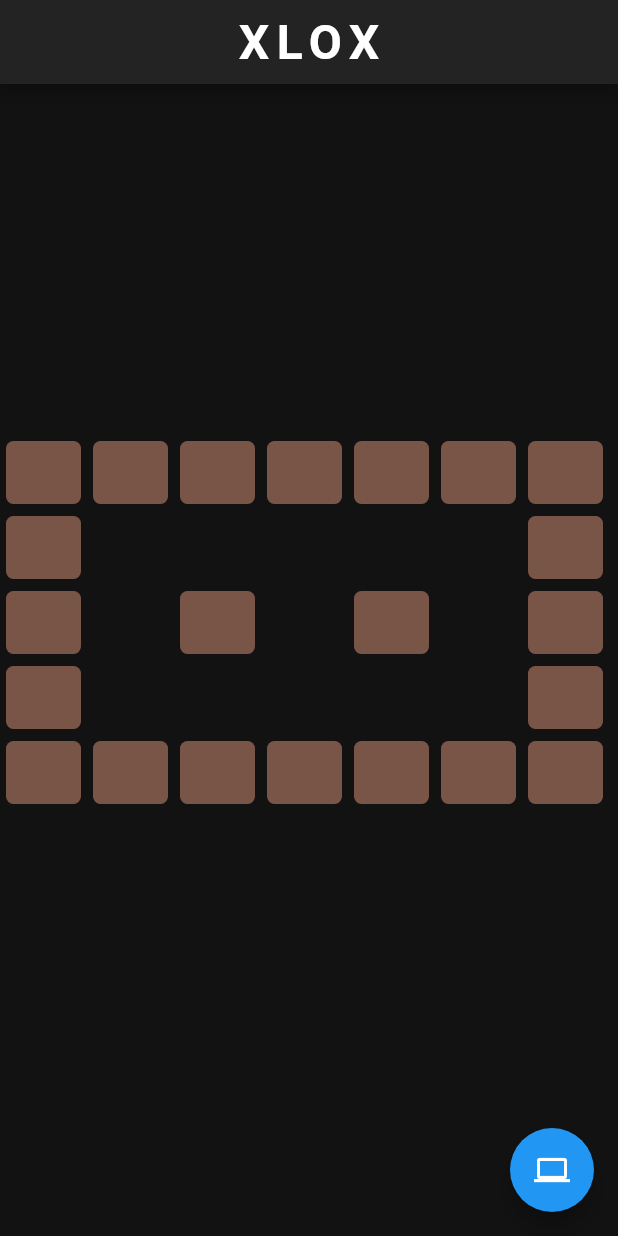
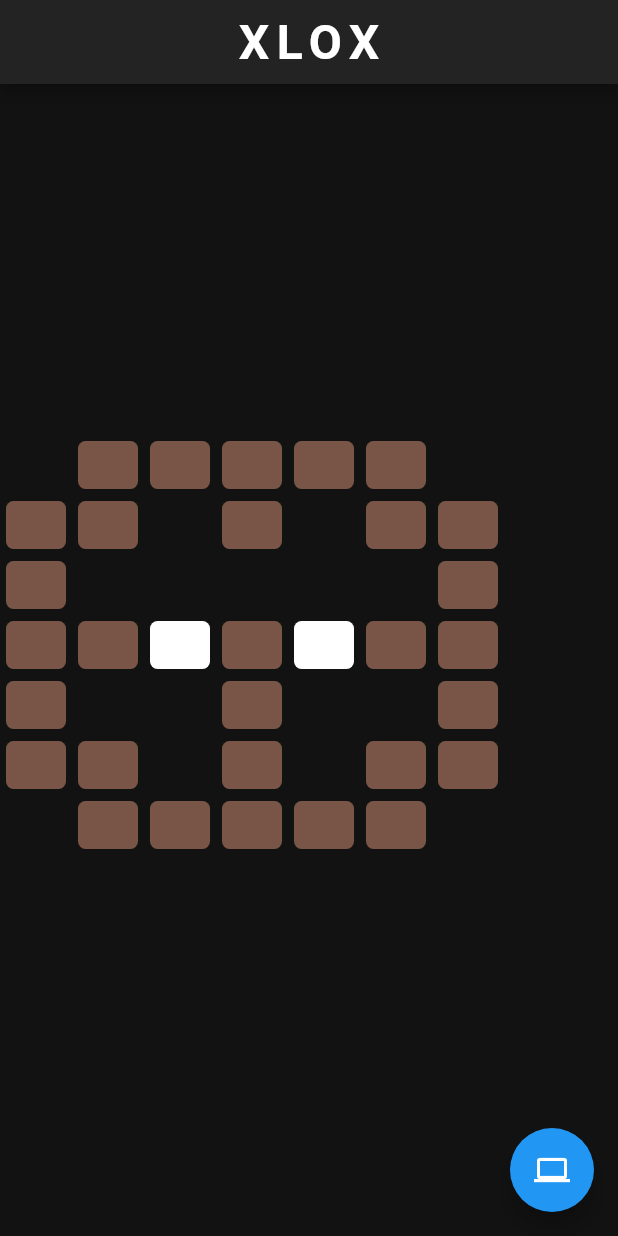
Before and after one commit to abd-Mohsen/XLOX, a Flutter app: the screen it shows after launch, after a tap on the "computer" icon, on a phone screen of 412 x 824 dp. Run offline on Flutter 3.47's test engine with Material 2 defaults, Android fonts, the light colour scheme and no system bars; our stand-ins replace get; missing offline and left inert: stack; statements that could not run were skipped.

Commit message:
implemented dfs

```diff
--- a/lib/board.dart
+++ b/lib/board.dart
@@ -100,11 +100,11 @@ class Board {
 
   @override
   int get hashCode {
-    int hash = cells.length;
+    int hash = cells.length * cells[0].length;
 
-    for (var row in cells) {
-      for (var cell in row) {
-        hash = hash * 31 + cell.hashCode;
+    for (int i = 0; i < cells.length; i++) {
+      for (int j = 0; j < cells[i].length; j++) {
+        hash = hash * 17 + cells[i][j].hashCode * 31 + i * 13 + j;
       }
     }
     return hash;
--- a/lib/home_controller.dart
+++ b/lib/home_controller.dart
@@ -2,7 +2,9 @@ import 'dart:collection';
 import 'dart:io';
 
 import 'package:algo_lab/board.dart';
+import 'package:algo_lab/levels.dart';
 import 'package:get/get.dart';
+import 'package:stack/stack.dart';
 
 import 'cell.dart';
 
@@ -13,53 +15,7 @@ class HomeController extends GetxController {
     super.onInit();
   }
 
-  List<List<Cell>> initialCells = [
-    [
-      Cell(cellType: CellType.stone),
-      Cell(cellType: CellType.stone),
-      Cell(cellType: CellType.stone),
-      Cell(cellType: CellType.stone),
-      Cell(cellType: CellType.stone),
-      Cell(cellType: CellType.stone),
-      Cell(cellType: CellType.stone)
-    ],
-    [
-      Cell(cellType: CellType.stone),
-      Cell(cellType: CellType.black),
-      Cell(cellType: CellType.black),
-      Cell(cellType: CellType.black),
-      Cell(cellType: CellType.black),
-      Cell(cellType: CellType.black),
-      Cell(cellType: CellType.stone)
-    ],
-    [
-      Cell(cellType: CellType.stone),
-      Cell(cellType: CellType.white),
-      Cell(cellType: CellType.stone),
-      Cell(cellType: CellType.white),
-      Cell(cellType: CellType.stone),
-      Cell(cellType: CellType.white),
-      Cell(cellType: CellType.stone)
-    ],
-    [
-      Cell(cellType: CellType.stone),
-      Cell(cellType: CellType.black),
-      Cell(cellType: CellType.black),
-      Cell(cellType: CellType.black),
-      Cell(cellType: CellType.black),
-      Cell(cellType: CellType.black),
-      Cell(cellType: CellType.stone)
-    ],
-    [
-      Cell(cellType: CellType.stone),
-      Cell(cellType: CellType.stone),
-      Cell(cellType: CellType.stone),
-      Cell(cellType: CellType.stone),
-      Cell(cellType: CellType.stone),
-      Cell(cellType: CellType.stone),
-      Cell(cellType: CellType.stone)
-    ],
-  ];
+  List<List<Cell>> initialCells = nine;
 
   late Board board;
 
@@ -71,7 +27,6 @@ class HomeController extends GetxController {
   }
 
   void bfs() async {
-    //todo: how tf ui is updating if i am not modifying 'board'!?
     Queue<Board> queue = Queue();
     Set<Board> visited = {};
     int i = 0;
@@ -108,4 +63,42 @@ class HomeController extends GetxController {
     //visited.toList().forEach((element) => element.printBoard());
     print("it gave up");
   }
+
+  void dfs() async {
+    Stack<Board> stack = Stack();
+    Set<Board> visited = {};
+    int i = 0;
+
+    stack.push(board);
+    visited.add(board);
+
+    while (stack.isNotEmpty) {
+      Board currentState = stack.pop();
+      board = currentState;
+
+      print("curr state:");
+      currentState.printBoard();
+
+      if (currentState.isGoalState()) print("success, after $i iterations");
+      if (currentState.isGoalState()) return;
+
+      List<Board> possibleStates = currentState.generateStates();
+
+      for (Board state in possibleStates) {
+        //print("state ${state.hashCode} generated from ${currentState.hashCode}");
+
+        if (!visited.contains(state)) {
+          stack.push(state);
+          visited.add(state);
+        }
+      }
+
+      //await Future.delayed(Duration(seconds: 1));
+      print("inside while");
+      update();
+      i++;
+    }
+    //visited.toList().forEach((element) => element.printBoard());
+    print("it gave up");
+  }
 }
--- a/lib/home_view.dart
+++ b/lib/home_view.dart
@@ -23,7 +23,7 @@ class HomeView extends StatelessWidget {
     return Scaffold(
       floatingActionButton: FloatingActionButton(
         tooltip: "let CPU do it",
-        onPressed: () => hC.bfs(),
+        onPressed: () => hC.dfs(),
         child: Icon(Icons.computer),
       ),
       appBar: AppBar(
@@ -55,7 +55,7 @@ class HomeView extends StatelessWidget {
                       scrollDirection: Axis.vertical,
                       itemCount: hC.board.cells.length,
                       itemBuilder: (context, i) => SizedBox(
-                        height: 50,
+                        height: 40,
                         child: ListView.builder(
                           scrollDirection: Axis.horizontal,
                           itemCount: hC.board.cells[i].length,
@@ -67,7 +67,7 @@ class HomeView extends StatelessWidget {
                                 //print('Clicked: (${i + 1}, ${j + 1}),');
                               },
                               child: Container(
-                                width: 50,
+                                width: 40,
                                 height: 50,
                                 alignment: Alignment.center,
                                 margin: const EdgeInsets.all(4),
--- a/lib/levels.dart
+++ b/lib/levels.dart
@@ -0,0 +1,154 @@
+import 'cell.dart';
+
+List<List<Cell>> six = [
+  [
+    Cell(cellType: CellType.stone),
+    Cell(cellType: CellType.stone),
+    Cell(cellType: CellType.stone),
+    Cell(cellType: CellType.stone),
+    Cell(cellType: CellType.stone),
+    Cell(cellType: CellType.stone),
+    Cell(cellType: CellType.stone)
+  ],
+  [
+    Cell(cellType: CellType.stone),
+    Cell(cellType: CellType.black),
+    Cell(cellType: CellType.black),
+    Cell(cellType: CellType.black),
+    Cell(cellType: CellType.black),
+    Cell(cellType: CellType.black),
+    Cell(cellType: CellType.stone)
+  ],
+  [
+    Cell(cellType: CellType.stone),
+    Cell(cellType: CellType.white),
+    Cell(cellType: CellType.stone),
+    Cell(cellType: CellType.white),
+    Cell(cellType: CellType.stone),
+    Cell(cellType: CellType.white),
+    Cell(cellType: CellType.stone)
+  ],
+  [
+    Cell(cellType: CellType.stone),
+    Cell(cellType: CellType.black),
+    Cell(cellType: CellType.black),
+    Cell(cellType: CellType.black),
+    Cell(cellType: CellType.black),
+    Cell(cellType: CellType.black),
+    Cell(cellType: CellType.stone)
+  ],
+  [
+    Cell(cellType: CellType.stone),
+    Cell(cellType: CellType.stone),
+    Cell(cellType: CellType.stone),
+    Cell(cellType: CellType.stone),
+    Cell(cellType: CellType.stone),
+    Cell(cellType: CellType.stone),
+    Cell(cellType: CellType.stone)
+  ],
+];
+
+List<List<Cell>> nine = [
+  [
+    Cell(cellType: CellType.black),
+    Cell(cellType: CellType.stone),
+    Cell(cellType: CellType.stone),
+    Cell(cellType: CellType.stone),
+    Cell(cellType: CellType.stone),
+    Cell(cellType: CellType.stone),
+    Cell(cellType: CellType.black)
+  ],
+  [
+    Cell(cellType: CellType.stone),
+    Cell(cellType: CellType.stone),
+    Cell(cellType: CellType.black),
+    Cell(cellType: CellType.stone),
+    Cell(cellType: CellType.black),
+    Cell(cellType: CellType.stone),
+    Cell(cellType: CellType.stone)
+  ],
+  [
+    Cell(cellType: CellType.stone),
+    Cell(cellType: CellType.black),
+    Cell(cellType: CellType.black),
+    Cell(cellType: CellType.black),
+    Cell(cellType: CellType.black),
+    Cell(cellType: CellType.black),
+    Cell(cellType: CellType.stone)
+  ],
+  [
+    Cell(cellType: CellType.stone),
+    Cell(cellType: CellType.stone),
+    Cell(cellType: CellType.white),
+    Cell(cellType: CellType.stone),
+    Cell(cellType: CellType.white),
+    Cell(cellType: CellType.stone),
+    Cell(cellType: CellType.stone)
+  ],
+  [
+    Cell(cellType: CellType.stone),
+    Cell(cellType: CellType.black),
+    Cell(cellType: CellType.black),
+    Cell(cellType: CellType.stone),
+    Cell(cellType: CellType.black),
+    Cell(cellType: CellType.black),
+    Cell(cellType: CellType.stone)
+  ],
+  [
+    Cell(cellType: CellType.stone),
+    Cell(cellType: CellType.stone),
+    Cell(cellType: CellType.black),
+    Cell(cellType: CellType.stone),
+    Cell(cellType: CellType.black),
+    Cell(cellType: CellType.stone),
+    Cell(cellType: CellType.stone)
+  ],
+  [
+    Cell(cellType: CellType.black),
+    Cell(cellType: CellType.stone),
+    Cell(cellType: CellType.stone),
+    Cell(cellType: CellType.stone),
+    Cell(cellType: CellType.stone),
+    Cell(cellType: CellType.stone),
+    Cell(cellType: CellType.black)
+  ],
+];
+
+List<List<Cell>> ten = [
+  [
+    Cell(cellType: CellType.stone),
+    Cell(cellType: CellType.stone),
+    Cell(cellType: CellType.stone),
+    Cell(cellType: CellType.stone),
+    Cell(cellType: CellType.stone),
+    Cell(cellType: CellType.stone),
+    Cell(cellType: CellType.stone)
+  ],
+  [
+    Cell(cellType: CellType.stone),
+    Cell(cellType: CellType.black),
+    Cell(cellType: CellType.black),
+    Cell(cellType: CellType.white),
+    Cell(cellType: CellType.black),
+    Cell(cellType: CellType.black),
+    Cell(cellType: CellType.stone)
+  ],
+  [
+    Cell(cellType: CellType.stone),
+    Cell(cellType: CellType.black),
+    Cell(cellType: CellType.black),
+    Cell(cellType: CellType.white),
+    Cell(cellType: CellType.black),
+    Cell(cellType: CellType.black),
+    Cell(cellType: CellType.stone)
+  ],
+  [
+    Cell(cellType: CellType.stone),
+    Cell(cellType: CellType.stone),
+    Cell(cellType: CellType.stone),
+    Cell(cellType: CellType.stone),
+    Cell(cellType: CellType.stone),
+    Cell(cellType: CellType.stone),
+    Cell(cellType: CellType.stone)
+  ],
+];
--- a/pubspec.yaml
+++ b/pubspec.yaml
@@ -36,6 +36,7 @@ dependencies:
   # Use with the CupertinoIcons class for iOS style icons.
   cupertino_icons: ^1.0.2
   get: ^4.6.6
+  stack: ^0.2.1
 
 dev_dependencies:
   flutter_test:
```
Also changed, not shown: pubspec.lock.
